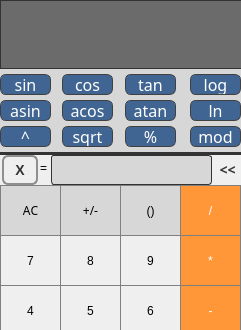
Before: the Qt Designer form src/frontend/SmartCalc/mainwindow.ui in Segren/SmartCalc, drawn with Qt 5; both pictures show x 0 to 241 and y 0 to 330 of the 241 by 481 pixel window.
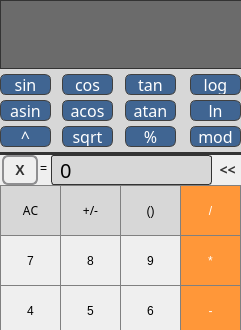
After: the same form once the commit is applied.

Diff of the .ui file:
```diff
--- a/src/frontend/SmartCalc/mainwindow.ui
+++ b/src/frontend/SmartCalc/mainwindow.ui
@@ -639,7 +639,7 @@
 </string>
     </property>
     <property name="text">
-     <string/>
+     <string>0</string>
     </property>
     <property name="wordWrap">
      <bool>true</bool>
```
Left out of the diff: 2 changed lines with no effect on the pictures.
